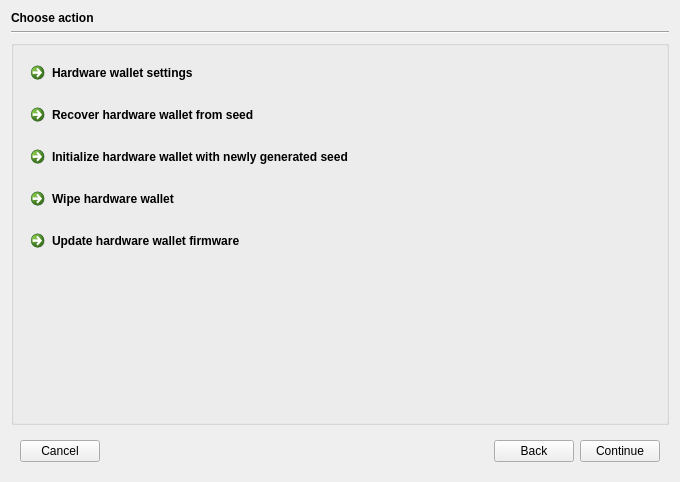
This is src/ui/ui_wallet_tools_dlg.ui in Bertrand256/dash-masternode-tool as Qt 5 draws it before an edit. The edited form follows.
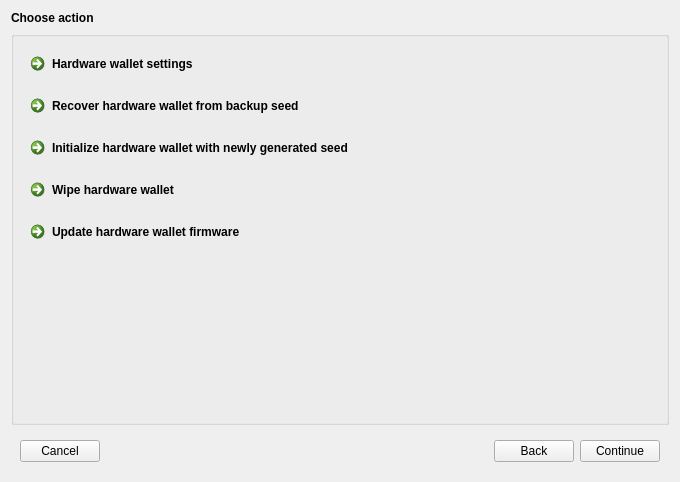
This is the edited form.

Commit message: Some UI tweaks for the wallet tools dialog.

```diff
--- a/src/ui/ui_wallet_tools_dlg.ui
+++ b/src/ui/ui_wallet_tools_dlg.ui
@@ -21,13 +21,6 @@
      </property>
     </widget>
    </item>
-   <item>
-    <widget class="Line" name="line">
-     <property name="orientation">
-      <enum>Qt::Horizontal</enum>
-     </property>
-    </widget>
-   </item>
    <item>
     <widget class="QStackedWidget" name="tabsMain">
      <property name="currentIndex">
@@ -63,7 +56,7 @@
           <item>
            <widget class="QCommandLinkButton" name="actRecoverHw">
             <property name="text">
-             <string>Recover hardware wallet from seed</string>
+             <string>Recover hardware wallet from backup seed</string>
             </property>
            </widget>
           </item>
```
The commit also changes 9 other files.
